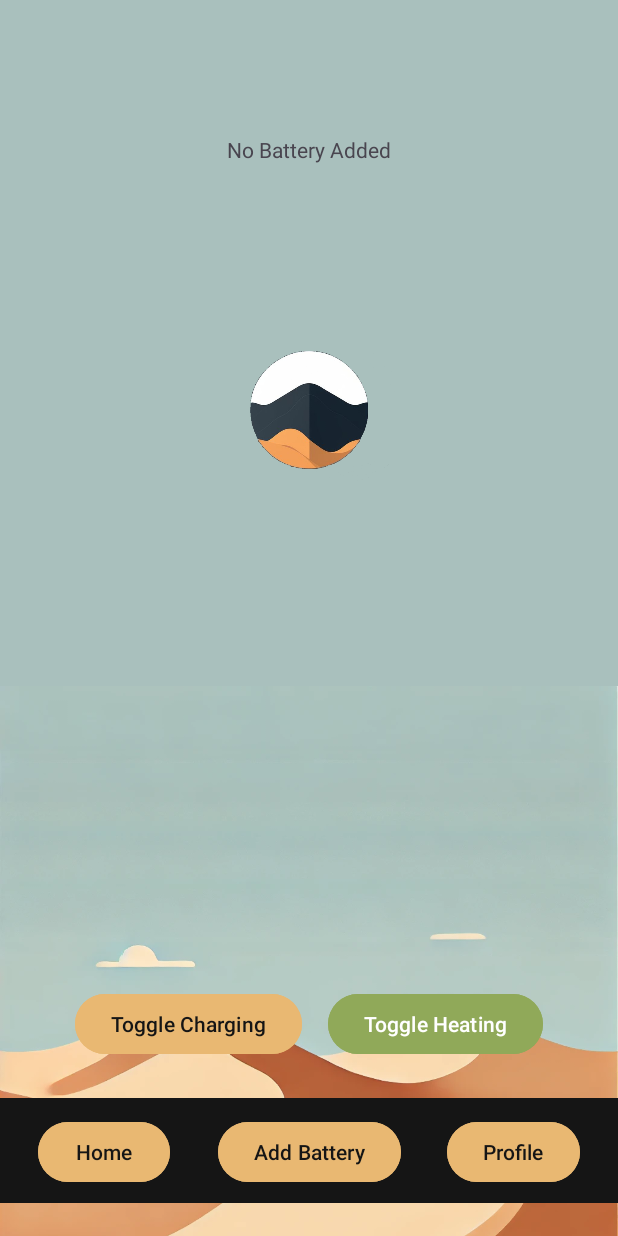
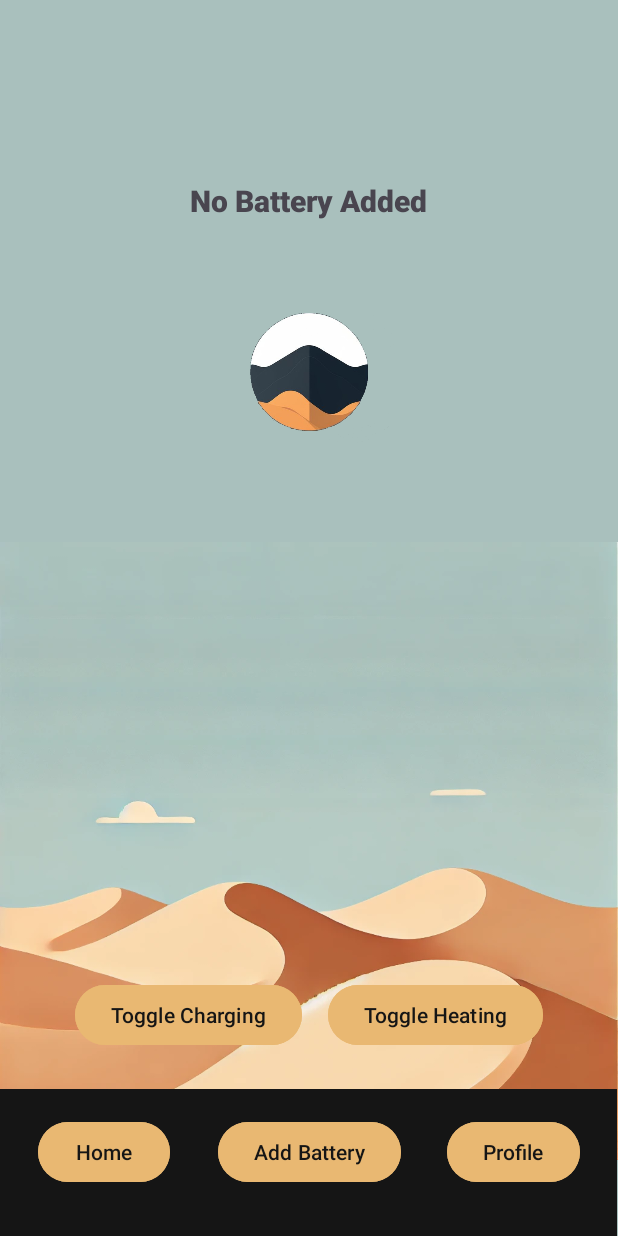
Before and after one commit to miguelperson/ESAStakeholderManagement, an Android app built with Jetpack Compose: the landingPage screen opened directly, with no data from a screen before it, on a phone screen of 412 x 824 dp. Run offline under Robolectric (Android 15) with nearby library versions, the phone set to English and light mode, and no system bars; 1 statement that could not run was skipped.

Commit message:
fixes for some landing page edge conditions

```diff
--- a/app/src/main/java/com/example/esatestapp3/addingBatteryPAge.kt
+++ b/app/src/main/java/com/example/esatestapp3/addingBatteryPAge.kt
@@ -27,6 +27,8 @@ class addingBatteryPAge : AppCompatActivity() {
         super.onCreate(savedInstanceState)
         enableEdgeToEdge()
         setContentView(R.layout.activity_adding_battery_page)
+        window.navigationBarColor = android.graphics.Color.BLACK
+
         ViewCompat.setOnApplyWindowInsetsListener(findViewById(R.id.main)) { v, insets ->
             val systemBars = insets.getInsets(WindowInsetsCompat.Type.systemBars())
             v.setPadding(systemBars.left, systemBars.top, systemBars.right, systemBars.bottom)
--- a/app/src/main/res/layout/activity_landing_page.xml
+++ b/app/src/main/res/layout/activity_landing_page.xml
@@ -12,17 +12,16 @@
         android:id="@+id/dunes"
         android:layout_width="wrap_content"
         android:layout_height="wrap_content"
-        android:layout_marginTop="251dp"
+        android:layout_marginTop="155dp"
         app:layout_constraintTop_toTopOf="parent"
         app:srcCompat="@drawable/notusedsanddunes"
         tools:layout_editor_absoluteX="0dp" />
 
     <com.google.android.material.bottomappbar.BottomAppBar
         android:id="@+id/bottomAppBar"
-        android:layout_width="0dp"
-        android:layout_height="70dp"
+        android:layout_width="411dp"
+        android:layout_height="98dp"
         android:layout_gravity="bottom"
-        android:layout_marginBottom="22dp"
         app:backgroundTint="#151515"
         app:layout_constraintBottom_toBottomOf="parent"
         app:layout_constraintEnd_toEndOf="parent"
@@ -75,8 +74,9 @@
         android:layout_height="wrap_content"
         android:layout_marginEnd="50dp"
         android:layout_marginBottom="25dp"
-        android:backgroundTint="#90A959"
+        android:backgroundTint="#E9B872"
         android:text="Toggle Heating"
+        android:textColor="#151515"
         app:layout_constraintBottom_toTopOf="@+id/bottomAppBar"
         app:layout_constraintEnd_toEndOf="parent" />
 
@@ -96,50 +96,71 @@
         android:id="@+id/batteryName"
         android:layout_width="wrap_content"
         android:layout_height="wrap_content"
-        android:layout_marginTop="90dp"
+        android:layout_marginTop="120dp"
+        android:fontFamily="sans-serif-black"
         android:text="No Battery Added"
+        android:textSize="20sp"
         app:layout_constraintEnd_toEndOf="parent"
         app:layout_constraintStart_toStartOf="parent"
         app:layout_constraintTop_toTopOf="parent" />
 
     <TextView
+        android:id="@+id/setRoomTemp"
+        android:layout_width="wrap_content"
+        android:layout_height="wrap_content"
+        android:layout_marginStart="50dp"
+        android:fontFamily="sans-serif-black"
+        app:layout_constraintStart_toStartOf="parent"
+        app:layout_constraintTop_toBottomOf="@+id/imageView" />
+
+    <TextView
         android:id="@+id/ambientTemp"
         android:layout_width="wrap_content"
         android:layout_height="wrap_content"
-        android:layout_marginStart="55dp"
-        android:layout_marginBottom="20dp"
+        android:layout_marginStart="50dp"
+        android:layout_marginTop="20dp"
         android:fontFamily="sans-serif-black"
-        app:layout_constraintBottom_toTopOf="@+id/internalTemp"
-        app:layout_constraintStart_toStartOf="parent" />
+        app:layout_constraintStart_toStartOf="parent"
+        app:layout_constraintTop_toBottomOf="@+id/setRoomTemp" />
 
     <TextView
         android:id="@+id/internalTemp"
         android:layout_width="wrap_content"
         android:layout_height="wrap_content"
-        android:layout_marginStart="55dp"
-        android:layout_marginBottom="130dp"
+        android:layout_marginStart="50dp"
+        android:layout_marginTop="20dp"
         android:fontFamily="sans-serif-black"
-        app:layout_constraintBottom_toTopOf="@+id/toggleCharging"
-        app:layout_constraintStart_toStartOf="parent" />
-
-    <TextView
-        android:id="@+id/setRoomTemp"
-        android:layout_width="wrap_content"
-        android:layout_height="wrap_content"
-        android:layout_marginStart="55dp"
-        android:layout_marginBottom="20dp"
-        android:fontFamily="sans-serif-black"
-        app:layout_constraintBottom_toTopOf="@+id/ambientTemp"
-        app:layout_constraintStart_toStartOf="parent" />
+        app:layout_constraintStart_toStartOf="parent"
+        app:layout_constraintTop_toBottomOf="@+id/ambientTemp" />
 
     <ImageView
         android:id="@+id/imageView"
         android:layout_width="117dp"
         android:layout_height="196dp"
-        android:layout_marginTop="175dp"
+        android:layout_marginTop="150dp"
         app:layout_constraintEnd_toEndOf="parent"
         app:layout_constraintStart_toStartOf="parent"
         app:layout_constraintTop_toTopOf="parent"
         app:srcCompat="@drawable/usablelogo" />
 
+    <TextView
+        android:id="@+id/chargingSchedule"
+        android:layout_width="wrap_content"
+        android:layout_height="wrap_content"
+        android:layout_marginStart="50dp"
+        android:layout_marginTop="20dp"
+        android:fontFamily="sans-serif-black"
+        app:layout_constraintStart_toStartOf="parent"
+        app:layout_constraintTop_toBottomOf="@+id/internalTemp" />
+
+    <TextView
+        android:id="@+id/heatingSchedule"
+        android:layout_width="wrap_content"
+        android:layout_height="wrap_content"
+        android:layout_marginStart="50dp"
+        android:layout_marginTop="20dp"
+        android:fontFamily="sans-serif-black"
+        app:layout_constraintStart_toStartOf="parent"
+        app:layout_constraintTop_toBottomOf="@+id/chargingSchedule" />
+
 </androidx.constraintlayout.widget.ConstraintLayout>
```
Also changed, not shown: app/src/main/java/com/example/esatestapp3/landingPage.kt (+17 -4 lines), app/src/main/res/layout/activity_adding_battery_page.xml (+21 -7 lines), app/src/main/res/layout/activity_register.xml (+19 -7 lines).
